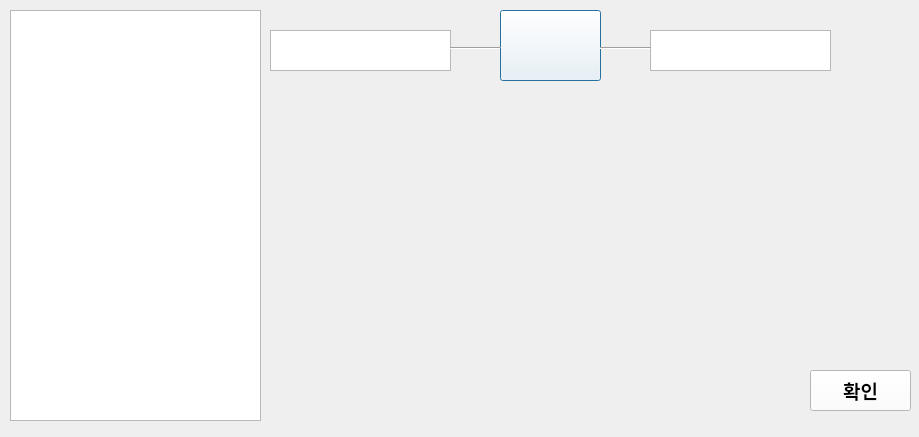
The window that FileAbsorption.ui (gkswlsdbal/Data-Visualization) describes before a commit, drawn with Qt 5.
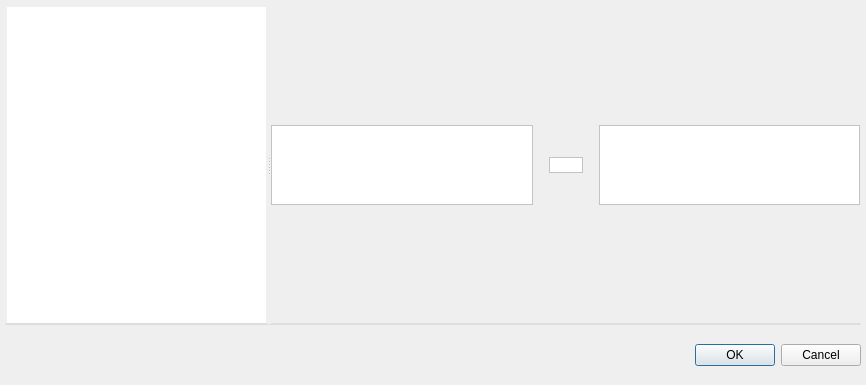
The same window after the commit. Icons and pictures are not drawn.

What changed in the file:
```diff
--- a/FileAbsorption.ui
+++ b/FileAbsorption.ui
@@ -6,134 +6,209 @@
    <rect>
     <x>0</x>
     <y>0</y>
-    <width>919</width>
-    <height>437</height>
+    <width>866</width>
+    <height>385</height>
    </rect>
   </property>
   <property name="windowTitle">
    <string>Dialog</string>
   </property>
-  <widget class="QListWidget" name="FileList">
-   <property name="geometry">
-    <rect>
-     <x>10</x>
-     <y>10</y>
-     <width>251</width>
-     <height>411</height>
-    </rect>
+  <property name="styleSheet">
+   <string notr="true"/>
+  </property>
+  <layout class="QGridLayout" name="gridLayout_2">
+   <property name="leftMargin">
+    <number>0</number>
    </property>
-   <property name="font">
-    <font>
-     <pointsize>16</pointsize>
-    </font>
+   <property name="topMargin">
+    <number>0</number>
    </property>
-  </widget>
-  <widget class="QPushButton" name="JoinBtn">
-   <property name="geometry">
-    <rect>
-     <x>500</x>
-     <y>10</y>
-     <width>101</width>
-     <height>71</height>
-    </rect>
+   <property name="rightMargin">
+    <number>0</number>
    </property>
-   <property name="styleSheet">
-    <string notr="true">background-color: rgb(255, 255, 255);</string>
+   <property name="bottomMargin">
+    <number>0</number>
    </property>
-   <property name="text">
-    <string/>
-   </property>
-   <property name="icon">
-    <iconset>
-     <normaloff>absorptionImg/innerjoin.PNG</normaloff>absorptionImg/innerjoin.PNG</iconset>
-   </property>
-   <property name="iconSize">
-    <size>
-     <width>140</width>
-     <height>60</height>
-    </size>
-   </property>
-  </widget>
-  <widget class="QListWidget" name="abList">
-   <property name="geometry">
-    <rect>
-     <x>270</x>
-     <y>30</y>
-     <width>181</width>
-     <height>41</height>
-    </rect>
-   </property>
-   <property name="font">
-    <font>
-     <pointsize>14</pointsize>
-    </font>
-   </property>
-  </widget>
-  <widget class="QListWidget" name="abList_2">
-   <property name="geometry">
-    <rect>
-     <x>650</x>
-     <y>30</y>
-     <width>181</width>
-     <height>41</height>
-    </rect>
-   </property>
-   <property name="font">
-    <font>
-     <pointsize>14</pointsize>
-    </font>
-   </property>
-  </widget>
-  <widget class="Line" name="line">
-   <property name="geometry">
-    <rect>
-     <x>450</x>
-     <y>40</y>
-     <width>51</width>
-     <height>16</height>
-    </rect>
-   </property>
-   <property name="orientation">
-    <enum>Qt::Horizontal</enum>
-   </property>
-  </widget>
-  <widget class="Line" name="line_2">
-   <property name="geometry">
-    <rect>
-     <x>600</x>
-     <y>40</y>
-     <width>51</width>
-     <height>16</height>
-    </rect>
-   </property>
-   <property name="orientation">
-    <enum>Qt::Horizontal</enum>
-   </property>
-  </widget>
-  <widget class="QPushButton" name="saveBtn">
-   <property name="geometry">
-    <rect>
-     <x>810</x>
-     <y>370</y>
-     <width>101</width>
-     <height>41</height>
-    </rect>
-   </property>
-   <property name="font">
-    <font>
-     <family>함초롬바탕</family>
-     <pointsize>14</pointsize>
-     <weight>75</weight>
-     <bold>true</bold>
-    </font>
-   </property>
-   <property name="styleSheet">
-    <string notr="true">background-color: rgb(255, 255, 255);</string>
-   </property>
-   <property name="text">
-    <string>확인</string>
-   </property>
-  </widget>
+   <item row="0" column="0">
+    <widget class="QWidget" name="widget" native="true">
+     <layout class="QGridLayout" name="gridLayout">
+      <property name="leftMargin">
+       <number>5</number>
+      </property>
+      <property name="topMargin">
+       <number>5</number>
+      </property>
+      <property name="rightMargin">
+       <number>5</number>
+      </property>
+      <property name="bottomMargin">
+       <number>0</number>
+      </property>
+      <property name="spacing">
+       <number>0</number>
+      </property>
+      <item row="1" column="0">
+       <widget class="QSplitter" name="splitter">
+        <property name="styleSheet">
+         <string notr="true">border: 1px solid;
+border-bottom-color: rgb(221, 221, 221);
+border-top-color: transparent;
+border-left-color: transparent;
+border-right-color:transparent;</string>
+        </property>
+        <property name="orientation">
+         <enum>Qt::Horizontal</enum>
+        </property>
+        <widget class="QListWidget" name="FileList">
+         <property name="minimumSize">
+          <size>
+           <width>240</width>
+           <height>0</height>
+          </size>
+         </property>
+         <property name="font">
+          <font>
+           <family>맑은 고딕</family>
+           <pointsize>10</pointsize>
+           <weight>50</weight>
+           <italic>false</italic>
+           <bold>false</bold>
+          </font>
+         </property>
+         <property name="styleSheet">
+          <string notr="true"/>
+         </property>
+         <property name="autoScrollMargin">
+          <number>16</number>
+         </property>
+        </widget>
+        <widget class="QWidget" name="horizontalLayoutWidget">
+         <layout class="QHBoxLayout" name="rightLayout">
+          <property name="spacing">
+           <number>16</number>
+          </property>
+          <property name="rightMargin">
+           <number>0</number>
+          </property>
+          <property name="bottomMargin">
+           <number>0</number>
+          </property>
+          <item>
+           <widget class="QListWidget" name="abList">
+            <property name="maximumSize">
+             <size>
+              <width>16777215</width>
+              <height>80</height>
+             </size>
+            </property>
+            <property name="font">
+             <font>
+              <family>맑은 고딕</family>
+              <pointsize>10</pointsize>
+              <weight>50</weight>
+              <italic>false</italic>
+              <bold>false</bold>
+             </font>
+            </property>
+            <property name="styleSheet">
+             <string notr="true">border-color: rgb(195, 195, 195);</string>
+            </property>
+           </widget>
+          </item>
+          <item>
+           <widget class="QPushButton" name="JoinBtn">
+            <property name="maximumSize">
+             <size>
+              <width>100</width>
+              <height>16777215</height>
+             </size>
+            </property>
+            <property name="styleSheet">
+             <string notr="true">background-color: rgb(255, 255, 255);
+border-color: rgb(195, 195, 195);</string>
+            </property>
+            <property name="text">
+             <string/>
+            </property>
+            <property name="icon">
+             <iconset>
+              <normaloff>absorptionImg/innerjoin.PNG</normaloff>absorptionImg/innerjoin.PNG</iconset>
+            </property>
+            <property name="iconSize">
+             <size>
+              <width>140</width>
+              <height>60</height>
+             </size>
+            </property>
+           </widget>
+          </item>
+          <item>
+           <widget class="QListWidget" name="abList2">
+            <property name="maximumSize">
+             <size>
+              <width>16777215</width>
+              <height>80</height>
+             </size>
+            </property>
+            <property name="font">
+             <font>
+              <family>맑은 고딕</family>
+              <pointsize>10</pointsize>
+              <weight>50</weight>
+              <italic>false</italic>
+              <bold>false</bold>
+             </font>
+            </property>
+            <property name="styleSheet">
+             <string notr="true">border-color: rgb(195, 195, 195);</string>
+            </property>
+           </widget>
+          </item>
+         </layout>
+        </widget>
+       </widget>
+      </item>
+      <item row="2" column="0">
+       <widget class="QWidget" name="bottomWidget" native="true">
+        <property name="maximumSize">
+         <size>
+          <width>16777215</width>
+          <height>60</height>
+         </size>
+        </property>
+        <layout class="QGridLayout" name="gridLayout_3">
+         <property name="leftMargin">
+          <number>0</number>
+         </property>
+         <property name="topMargin">
+          <number>0</number>
+         </property>
+         <property name="rightMargin">
+          <number>0</number>
+         </property>
+         <property name="bottomMargin">
+          <number>0</number>
+         </property>
+         <item row="0" column="0">
+          <widget class="QDialogButtonBox" name="buttonBox">
+           <property name="minimumSize">
+            <size>
+             <width>0</width>
+             <height>0</height>
+            </size>
+           </property>
+           <property name="standardButtons">
+            <set>QDialogButtonBox::Cancel|QDialogButtonBox::Ok</set>
+           </property>
+          </widget>
+         </item>
+        </layout>
+       </widget>
+      </item>
+     </layout>
+    </widget>
+   </item>
+  </layout>
  </widget>
  <resources/>
  <connections/>
```
Left out of the diff: 2 changed lines with no effect on the pictures.
